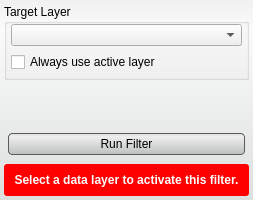
Qt form src/Interface/ToolInterface/CannyEdgeDetectionFilterInterface.ui (SCIInstitute/Seg3D) before a commit.
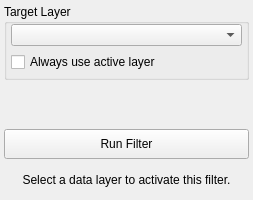
The same form after that commit. Custom widgets are drawn as their Qt base class.

Diff of the .ui file:
```diff
--- a/src/Interface/ToolInterface/CannyEdgeDetectionFilterInterface.ui
+++ b/src/Interface/ToolInterface/CannyEdgeDetectionFilterInterface.ui
@@ -25,34 +25,6 @@
   <property name="windowTitle">
    <string>Canny Edge Detection Filter</string>
   </property>
-  <property name="styleSheet">
-   <string notr="true">QWidget#CannyEdgeDetectionFilterInterface{
-  border-radius: 3px;
-  background-color: qlineargradient(spread:pad, x1:0.5, y1:0, x2:0.5, y2:0.960227, stop:0 rgba(241, 241, 241, 255), stop:0.155779 rgba(250, 250, 250, 255), stop:1 rgba(222, 224, 224, 255));      
-}
-
-
-QPushButton{
-  background-color: qlineargradient(spread:pad, x1:0.5, y1:0, x2:0.5, y2:0.960227, stop:0 rgba(221, 221, 221, 255), stop:0.155779 rgba(238, 238, 238, 255), stop:1 rgba(192, 194, 194, 255));
-  border-radius: 4px;
-  border: 1px solid rgb(90, 90, 90);
-  margin:4px;
-}
-
-QPushButton:hover{
-  background-color: qlineargradient(spread:pad, x1:0.5, y1:0, x2:0.5, y2:1, stop:0 rgba(195, 195, 195, 255), stop:0.253769 rgba(206, 206, 206, 255), stop:1 rgba(185, 185, 185, 255));
-  border-radius: 4px;
-  border: 1px solid rgb(90, 90, 90);
-  margin:4px;
-}
-
-QPushButton:pressed{
-  background-color: qlineargradient(spread:pad, x1:0.5, y1:0, x2:0.5, y2:1, stop:0 rgba(150, 150, 150, 255), stop:0.753769 rgba(206, 206, 206, 255), stop:1 rgba(185, 185, 185, 255));
-  border-radius: 4px;
-  border: 1px solid rgb(90, 90, 90);
-  margin:4px;
-}</string>
-  </property>
   <layout class="QVBoxLayout" name="verticalLayout">
    <property name="spacing">
     <number>4</number>
@@ -185,17 +157,6 @@
        <height>32</height>
       </size>
      </property>
-     <property name="styleSheet">
-      <string notr="true">QLabel#message_{
-  color: white;
-  font: bold;
-}
-
-QWidget#message_alert_{
-  border-radius: 3px;
-  background-color: red;
-}</string>
-     </property>
      <layout class="QHBoxLayout" name="horizontalLayout_5">
       <property name="spacing">
        <number>0</number>
```
